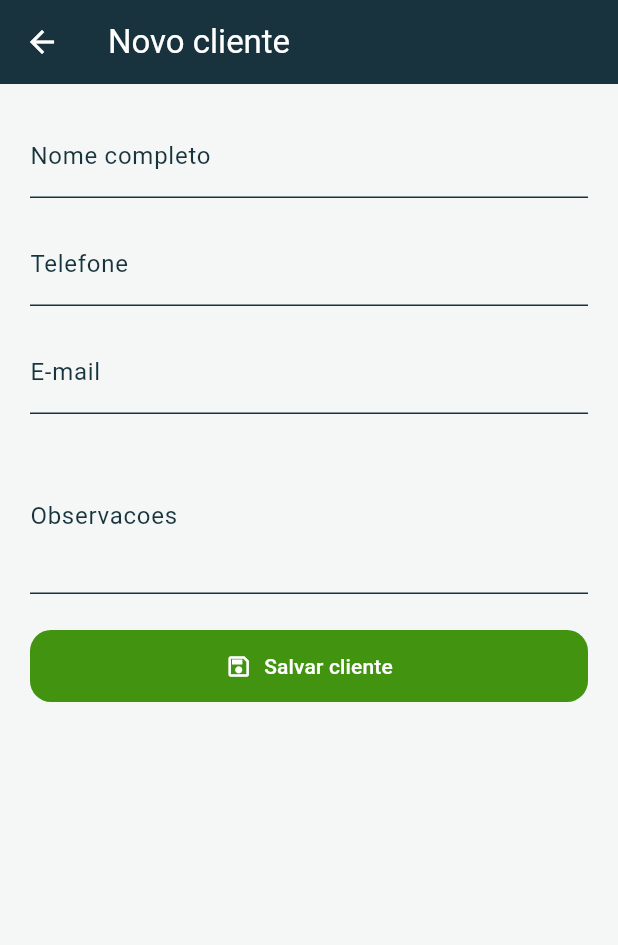
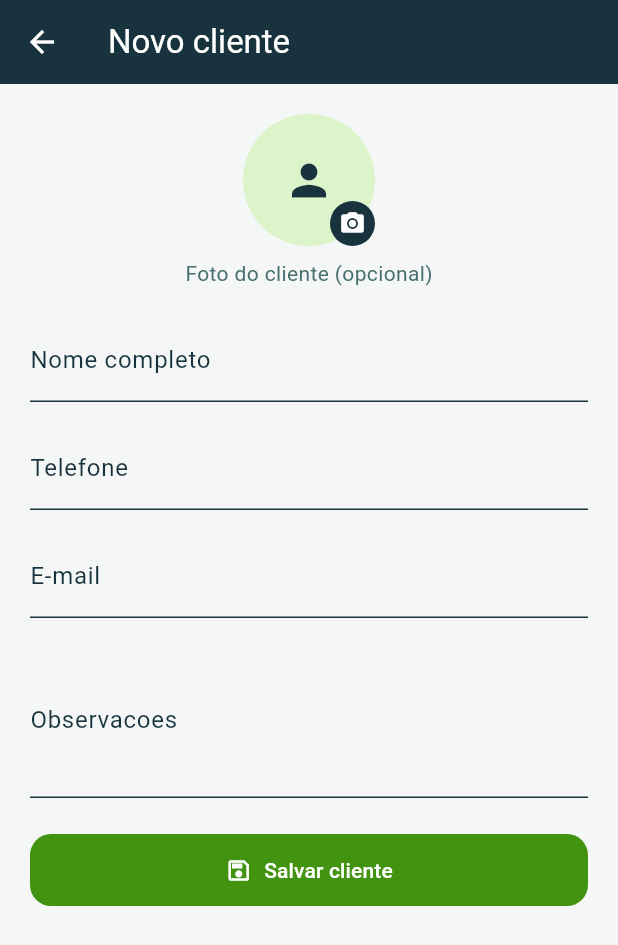
Before and after one commit to Mauricio-HNS/ClientFlow, a Flutter app: the screen it shows after launch, item 2 of the bottom bar chosen, after a tap on the "person add alt 1" icon, on a phone screen of 412 x 824 dp. Shown: the top 945 px of the screen. Run offline on Flutter 3.47's test engine with Material 3 defaults, Android fonts, the phone set to English and light mode, and no system bars; our stand-ins replace image_picker; network calls fail.

Commit message:
Add client photo picker

```diff
--- a/apps/mobile/lib/screens/client_form_screen.dart
+++ b/apps/mobile/lib/screens/client_form_screen.dart
@@ -1,4 +1,7 @@
+import 'dart:io';
+
 import 'package:flutter/material.dart';
+import 'package:image_picker/image_picker.dart';
 
 import '../api/clientflow_api.dart';
 import '../theme/clientflow_palette.dart';
@@ -23,6 +26,8 @@ class _ClientFormScreenState extends State<ClientFormScreen> {
   final _phoneController = TextEditingController();
   final _emailController = TextEditingController();
   final _notesController = TextEditingController();
+  final _imagePicker = ImagePicker();
+  File? _selectedPhoto;
   bool _saving = false;
 
   @override
@@ -32,6 +37,14 @@ class _ClientFormScreenState extends State<ClientFormScreen> {
     _emailController.dispose();
     _notesController.dispose();
     super.dispose();
+  }
+
+  Future<void> _pickPhoto() async {
+    final file = await _imagePicker.pickImage(source: ImageSource.gallery);
+    if (file == null) return;
+    setState(() {
+      _selectedPhoto = File(file.path);
+    });
   }
 
   Future<void> _submit() async {
@@ -90,6 +103,42 @@ class _ClientFormScreenState extends State<ClientFormScreen> {
           child: ListView(
             padding: const EdgeInsets.all(20),
             children: [
+              Center(
+                child: Stack(
+                  alignment: Alignment.bottomRight,
+                  children: [
+                    CircleAvatar(
+                      radius: 44,
+                      backgroundColor: ClientFlowPalette.primary.withOpacity(0.3),
+                      backgroundImage:
+                          _selectedPhoto != null ? FileImage(_selectedPhoto!) : null,
+                      child: _selectedPhoto == null
+                          ? const Icon(Icons.person, size: 34, color: ClientFlowPalette.deep)
+                          : null,
+                    ),
+                    InkWell(
+                      onTap: _pickPhoto,
+                      borderRadius: BorderRadius.circular(22),
+                      child: Container(
+                        padding: const EdgeInsets.all(6),
+                        decoration: BoxDecoration(
+                          color: ClientFlowPalette.deep,
+                          borderRadius: BorderRadius.circular(18),
+                        ),
+                        child: const Icon(Icons.camera_alt, color: Colors.white, size: 18),
+                      ),
+                    ),
+                  ],
+                ),
+              ),
+              const SizedBox(height: 8),
+              const Center(
+                child: Text(
+                  'Foto do cliente (opcional)',
+                  style: TextStyle(color: ClientFlowPalette.muted),
+                ),
+              ),
+              const SizedBox(height: 20),
               TextFormField(
                 controller: _nameController,
                 decoration: const InputDecoration(
--- a/apps/mobile/pubspec.yaml
+++ b/apps/mobile/pubspec.yaml
@@ -31,6 +31,7 @@ dependencies:
   flutter:
     sdk: flutter
   http: ^1.3.0
+  image_picker: ^1.1.2
 
   # The following adds the Cupertino Icons font to your application.
   # Use with the CupertinoIcons class for iOS style icons.
```
Also changed, not shown: apps/mobile/pubspec.lock, 11 other files.
